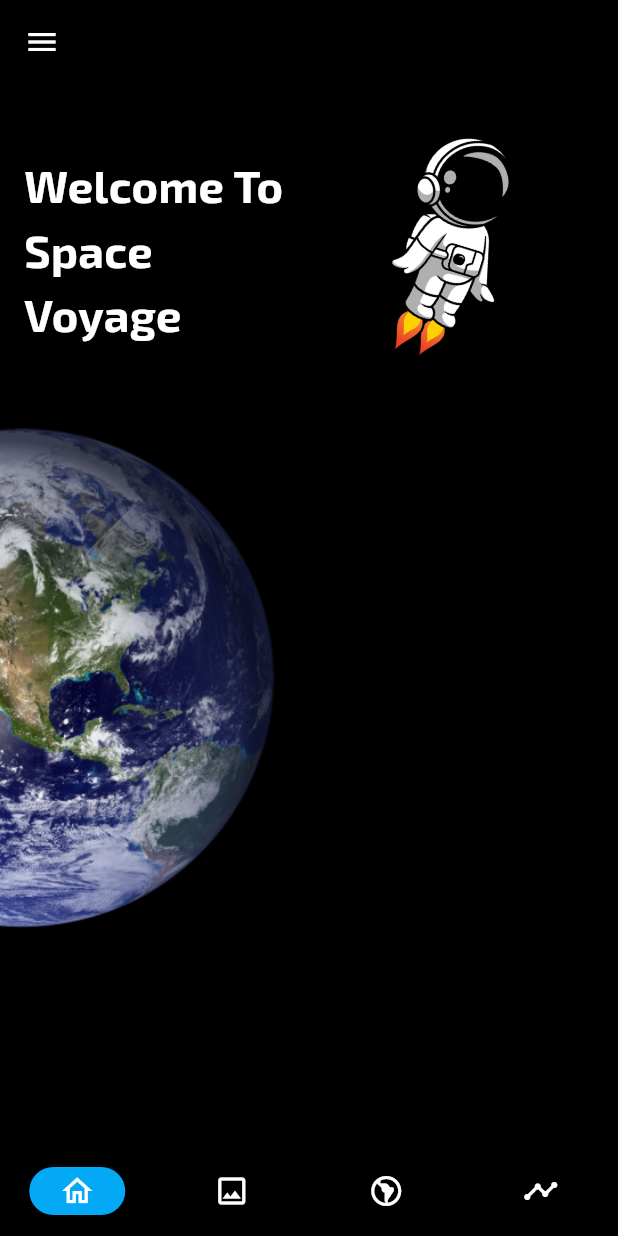
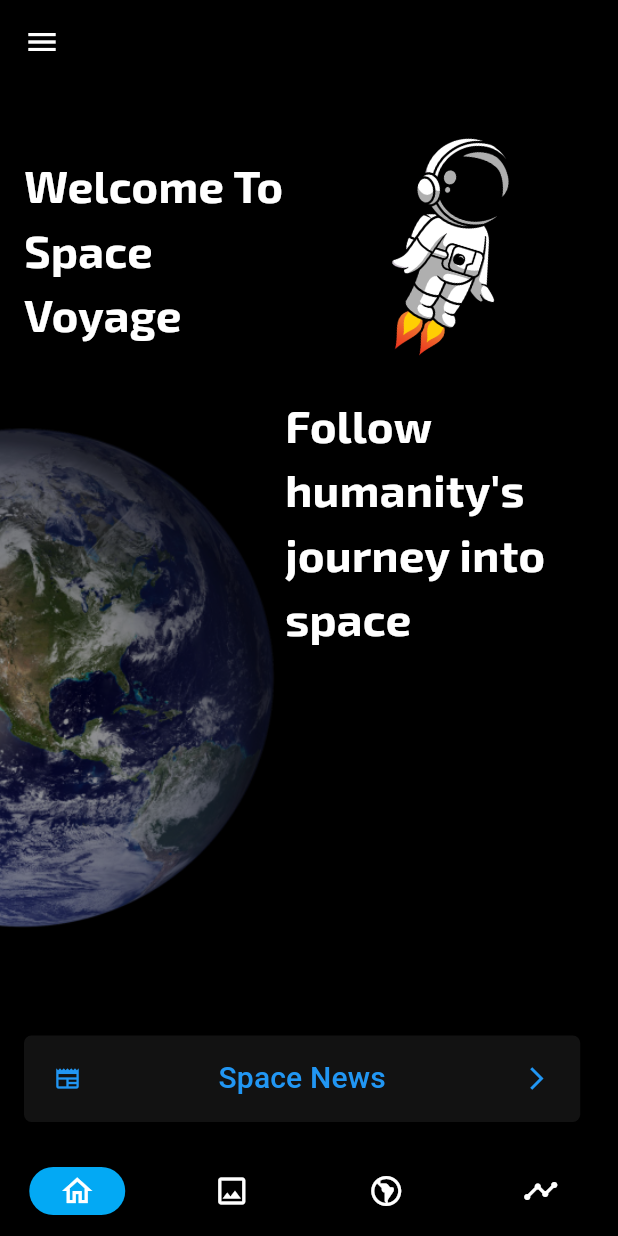
Before and after one commit to NNakreSS/space_voyage, a Flutter app: the screen it shows after launch, on a phone screen of 412 x 824 dp. Run offline on Flutter 3.47's test engine with Material 3 defaults, Android fonts, the phone set to English and light mode, and no system bars; drawn by our look-alikes of flutter_animate; our stand-ins replace cached_network_image, cloud_firestore, firebase_auth, firebase_core, flutter_dotenv, flutter_spinkit and 1 more; missing offline and left inert: flutter_file_downloader, model_viewer_plus; accounts and stored records are empty; Roboto replaces fonts that are missing (Exo).

Commit message:
add news button from main

```diff
--- a/lib/pages/HomePage/index.dart
+++ b/lib/pages/HomePage/index.dart
@@ -77,7 +77,7 @@ class _HomePageState extends State<HomePage> {
   Widget appInfoDrawerButton() => CustomElevatedButton(
         backgroundColor: Colors.black,
         onPressed: () => showModalBottomSheet(
-          backgroundColor: Color.fromRGBO(18, 18, 18, 1),
+          backgroundColor: const Color.fromRGBO(18, 18, 18, 1),
           context: context,
           builder: (BuildContext context) {
             return Container(
@@ -220,6 +220,64 @@ class _HomePageState extends State<HomePage> {
     return Expanded(
       child: Stack(children: [
         earthImage(),
+        Expanded(
+          child: Positioned(
+            right: 0,
+            child: SizedBox(
+              width: MediaQuery.of(context).size.width / 2,
+              child: Text(
+                "Follow humanity's journey into space",
+                softWrap: true,
+                style: GoogleFonts.exo2(
+                  textStyle: const TextStyle(
+                    fontSize: 30.0,
+                    fontWeight: FontWeight.bold,
+                    color: Colors.white,
+                  ),
+                ),
+              ).animate().fade(duration: 500.ms).slide(
+                    begin: const Offset(1, 0),
+                    duration: 500.ms,
+                  ),
+            ),
+          ),
+        ),
+        Positioned(
+          width: MediaQuery.of(context).size.width * 0.9,
+          height: MediaQuery.of(context).size.height * 0.07,
+          bottom: 0,
+          child: CustomElevatedButton(
+            backgroundColor: const Color.fromRGBO(18, 18, 18, 1),
+            onPressed: () => (),
+            child: Column(
+              children: [
+                Expanded(
+                  child: Row(
+                    mainAxisAlignment: MainAxisAlignment.spaceBetween,
+                    crossAxisAlignment: CrossAxisAlignment.center,
+                    children: [
+                      const Icon(
+                        Icons.newspaper_outlined,
+                        color: Colors.blue,
+                      ),
+                      Text(
+                        "Space News",
+                        style: GoogleFonts.exo(
+                          textStyle:
+                              const TextStyle(color: Colors.blue, fontSize: 20),
+                        ),
+                      ),
+                      const Icon(
+                        Icons.arrow_forward_ios_sharp,
+                        color: Colors.blue,
+                      )
+                    ],
+                  ),
+                )
+              ],
+            ),
+          ),
+        )
       ]),
     );
   }
@@ -285,10 +343,15 @@ class _HomePageState extends State<HomePage> {
   Transform earthImage() {
     return Transform.translate(
       offset: const Offset(-190, 0),
-      child: Image.asset("assets/images/world.png")
-          //? dünyanın dönmesini sağlayan animasyon
-          .animate(onPlay: (controller) => controller.repeat(reverse: false))
-          .rotate(duration: 50.seconds),
+      child: Opacity(
+        opacity: 0.6,
+        child: Image.asset(
+          "assets/images/world.png",
+        )
+            //? dünyanın dönmesini sağlayan animasyon
+            .animate(onPlay: (controller) => controller.repeat(reverse: false))
+            .rotate(duration: 50.seconds),
+      ),
     );
   }
 
@@ -303,10 +366,8 @@ class _HomePageState extends State<HomePage> {
 
   Expanded astronoutImage() {
     return Expanded(
-      //? rotate ile astronout hafif yatay çevriliyor
       child: Transform.rotate(
               angle: 0.3, child: Image.asset("assets/images/astronout.png"))
-          //? astronotun uzayda süzülme efektini vermesi için sonsuz döngüde aşağı yukarı animasyonu
           .animate(onPlay: (controller) => controller.repeat(reverse: true))
           .slide(
             begin: const Offset(0, -.3),
@@ -327,7 +388,6 @@ class _HomePageState extends State<HomePage> {
             color: Colors.white,
           ),
         ),
-        //? ilk görünüm animasyonu , yazının ekranın solundan gelmesini sağlar
       ).animate().fade(duration: 500.ms).slide(
             begin: const Offset(-1, 0),
             duration: 500.ms,
```
